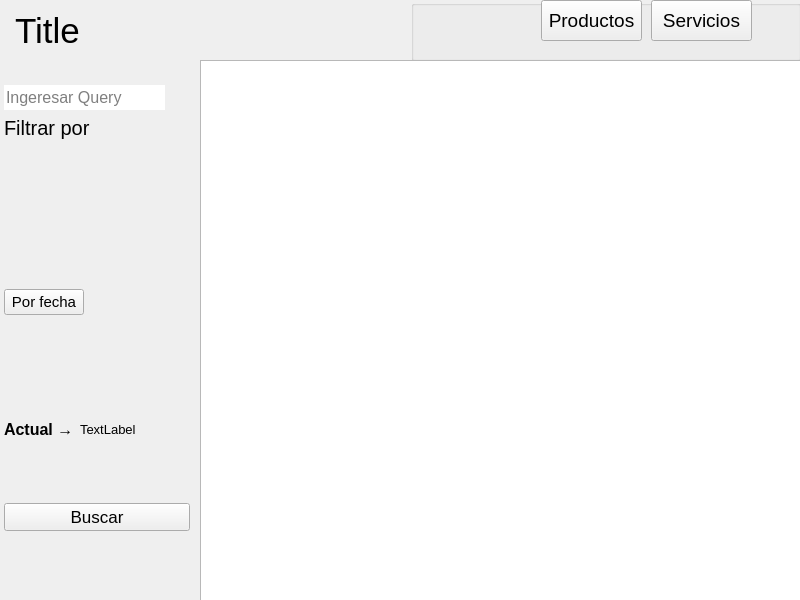
The window that GUI/sub_ventanas/ui/reportes/plantillaDesigner.ui (C-Sebastian-M/GLAM_MAKEUP_STORE) describes before a commit, drawn with Qt 5.
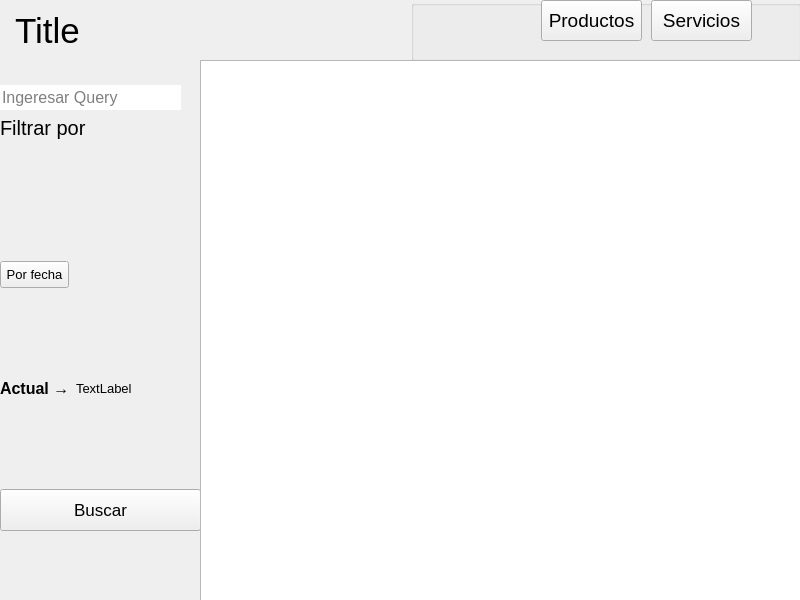
The same window after the commit. Icons and pictures are not drawn.

What changed in the file:
```diff
--- a/GUI/sub_ventanas/ui/reportes/plantillaDesigner.ui
+++ b/GUI/sub_ventanas/ui/reportes/plantillaDesigner.ui
@@ -106,18 +106,18 @@
    </property>
    <layout class="QVBoxLayout" name="verticalLayout_2">
     <property name="leftMargin">
-     <number>4</number>
+     <number>0</number>
     </property>
     <property name="topMargin">
      <number>25</number>
     </property>
     <property name="rightMargin">
-     <number>11</number>
+     <number>0</number>
     </property>
     <item>
      <layout class="QHBoxLayout" name="inputLayout" stretch="0,0">
       <property name="spacing">
-       <number>10</number>
+       <number>5</number>
       </property>
       <property name="bottomMargin">
        <number>0</number>
@@ -258,12 +258,15 @@
       <property name="font">
        <font>
         <family>Arial</family>
-        <pointsize>11</pointsize>
+        <pointsize>10</pointsize>
        </font>
       </property>
       <property name="focusPolicy">
        <enum>Qt::StrongFocus</enum>
       </property>
+      <property name="styleSheet">
+       <string notr="true">padding: 5px;</string>
+      </property>
       <property name="text">
        <string>Por fecha</string>
       </property>
@@ -329,6 +332,22 @@
       </item>
      </layout>
     </item>
+    <item>
+     <spacer name="verticalSpacer_3">
+      <property name="orientation">
+       <enum>Qt::Vertical</enum>
+      </property>
+      <property name="sizeType">
+       <enum>QSizePolicy::Minimum</enum>
+      </property>
+      <property name="sizeHint" stdset="0">
+       <size>
+        <width>20</width>
+        <height>40</height>
+       </size>
+      </property>
+     </spacer>
+    </item>
     <item>
      <widget class="QPushButton" name="filtroBtn">
       <property name="enabled">
@@ -349,6 +368,9 @@
       <property name="autoFillBackground">
        <bool>false</bool>
       </property>
+      <property name="styleSheet">
+       <string notr="true">padding: 10px;</string>
+      </property>
       <property name="text">
        <string>Buscar</string>
       </property>
```
